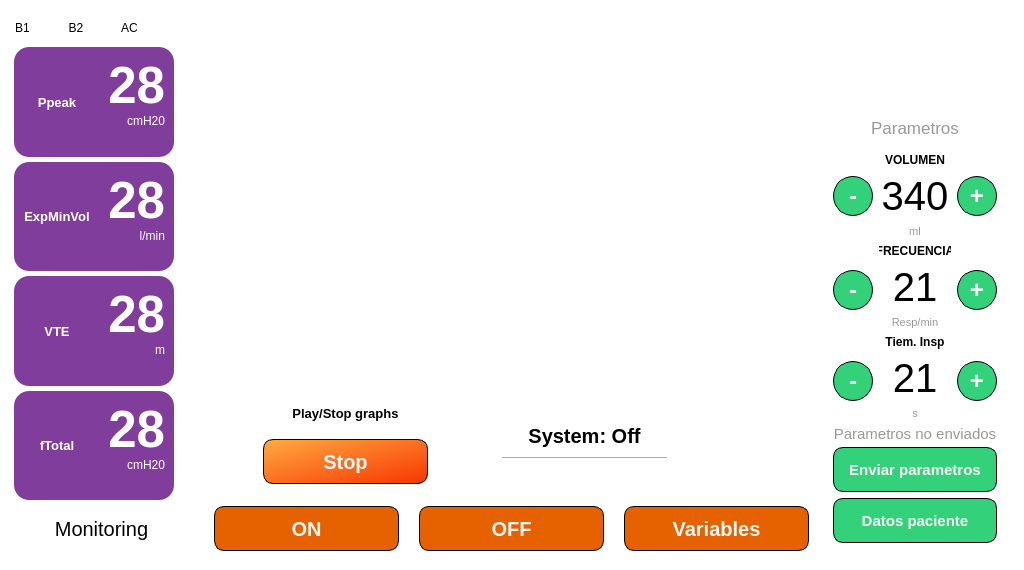
The window that main.ui (JulianDuque97/EPI) describes before a commit, drawn with Qt 5.
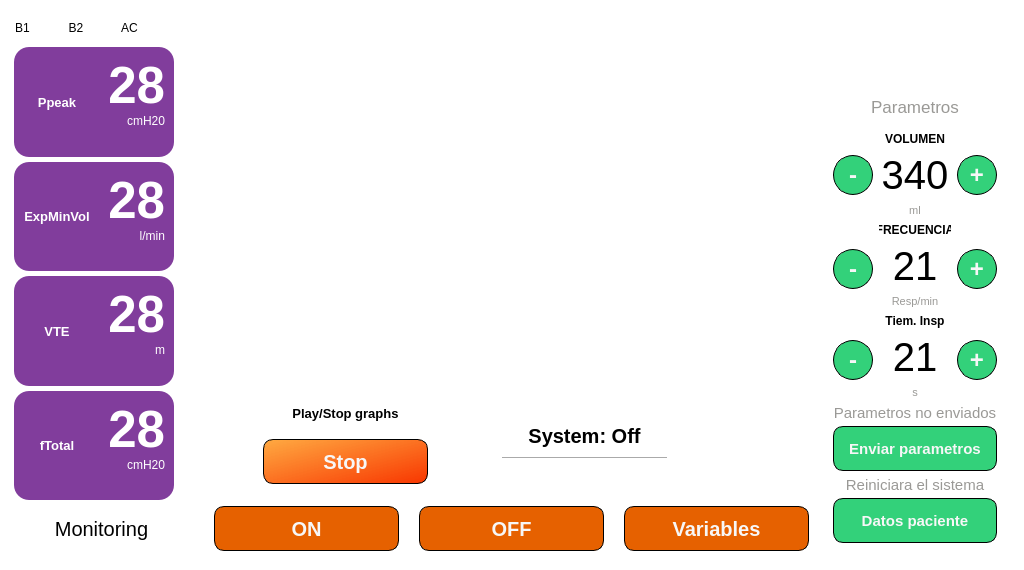
The same window after the commit. Icons and pictures are not drawn. Custom widgets are drawn as their Qt base class.

```diff
--- a/main.ui
+++ b/main.ui
@@ -1434,6 +1434,43 @@
               </property>
              </widget>
             </item>
+            <item>
+             <widget class="QLabel" name="label_27">
+              <property name="minimumSize">
+               <size>
+                <width>0</width>
+                <height>0</height>
+               </size>
+              </property>
+              <property name="maximumSize">
+               <size>
+                <width>16777215</width>
+                <height>15</height>
+               </size>
+              </property>
+              <property name="font">
+               <font>
+                <pointsize>11</pointsize>
+                <weight>50</weight>
+                <italic>false</italic>
+                <bold>false</bold>
+                <underline>false</underline>
+                <strikeout>false</strikeout>
+                <stylestrategy>PreferDefault</stylestrategy>
+                <kerning>true</kerning>
+               </font>
+              </property>
+              <property name="styleSheet">
+               <string notr="true">color: rgb(154, 153, 150);</string>
+              </property>
+              <property name="text">
+               <string>Reiniciara el sistema</string>
+              </property>
+              <property name="alignment">
+               <set>Qt::AlignCenter</set>
+              </property>
+             </widget>
+            </item>
             <item>
              <widget class="QPushButton" name="datos_button">
               <property name="minimumSize">
```
